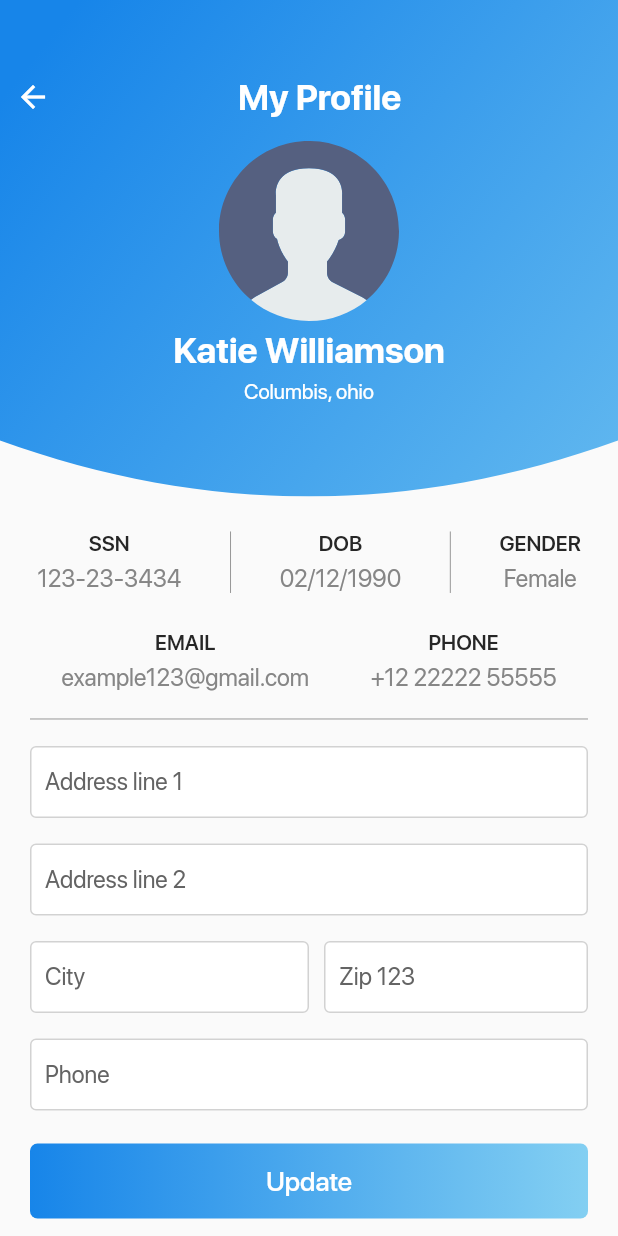
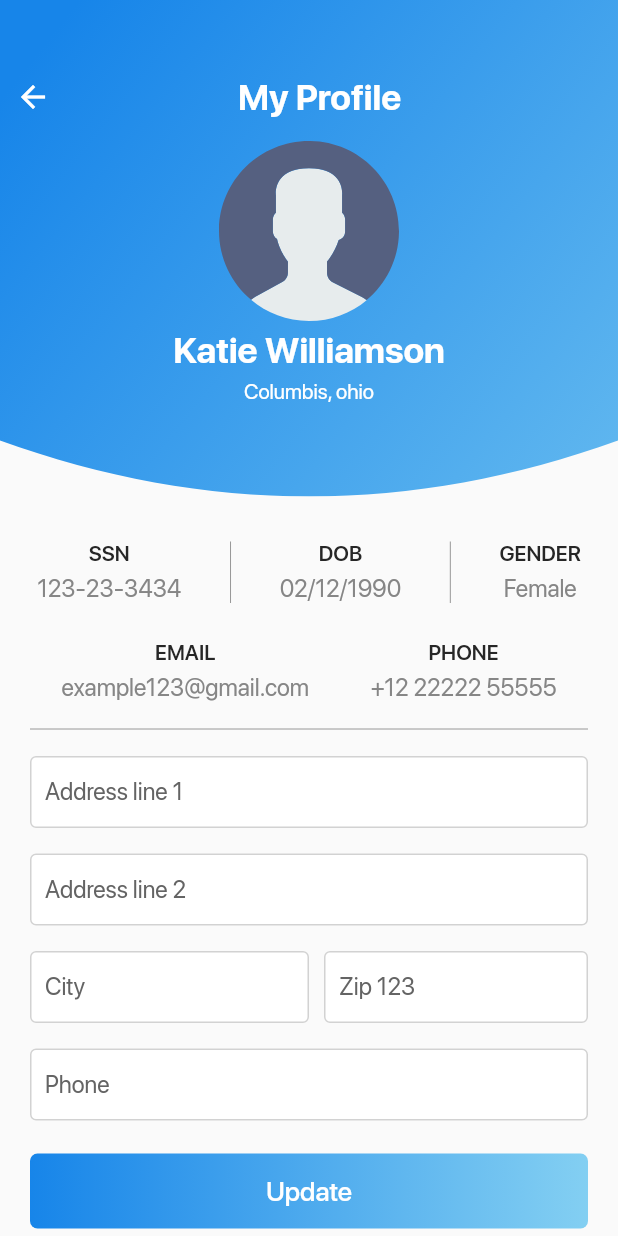
Before and after one commit to AkashMatlani/evv_plus, a Flutter app: the ProfileScreen screen opened directly, on a phone screen of 412 x 824 dp. Run offline on Flutter 3.47's test engine with Material 2 defaults, Android fonts, the phone set to English and light mode, and no system bars; our stand-ins replace connectivity, flutter_spinkit, flutter_svg, shared_preferences, simple_animations; accounts and stored records are empty; network calls fail.

Commit message:
ui modification

```diff
--- a/lib/Ui/CompletedNoteScreen.dart
+++ b/lib/Ui/CompletedNoteScreen.dart
@@ -114,7 +114,9 @@ class _CompletedNoteScreenState extends State<CompletedNoteScreen> {
                       ),
                     ),
                     SizedBox(width: 30),
-                    Container(
+                    Expanded(
+                      flex: 1,
+                      child: Container(
                         width: MediaQuery.of(context).size.width * 0.4,
                         height: 45,
                         decoration: BoxDecoration(
@@ -136,6 +138,7 @@ class _CompletedNoteScreenState extends State<CompletedNoteScreen> {
                               }
                             });
                           },
+                        ),
                       ),
                     )
                   ],
--- a/lib/Ui/ProfileScreen.dart
+++ b/lib/Ui/ProfileScreen.dart
@@ -24,9 +24,18 @@ class _ProfileScreenState extends State<ProfileScreen> {
   var _phoneController = TextEditingController();
 
   final Widget svg = new SvgPicture.asset(MyImage.profileHeaderBgImage);
-
+  MediaQueryData _mediaQueryData;
+  double screenWidth;
+  double screenHeight;
+  double blockSizeHorizontal;
+  double blockSizeVertical;
   @override
   Widget build(BuildContext context) {
+    _mediaQueryData = MediaQuery.of(context);
+    screenWidth = _mediaQueryData.size.width;
+    screenHeight = _mediaQueryData.size.height;
+    blockSizeHorizontal = screenWidth / 100;
+    blockSizeVertical = screenHeight / 100;
     return Scaffold(
       body: SingleChildScrollView(
         child: Stack(
@@ -39,7 +48,6 @@ class _ProfileScreenState extends State<ProfileScreen> {
                       SvgPicture.asset(MyImage.profileHeaderBgImage,
                           fit: BoxFit.fill),
                       Container(
-                          height: MediaQuery.of(context).size.height * 0.43,
                           child: Column(
                             children: [
                               SizedBox(height: 50),
@@ -91,11 +99,11 @@ class _ProfileScreenState extends State<ProfileScreen> {
                                         .copyWith(
                                             fontSize: 14, color: Colors.white)),
                               ),
-                              SizedBox(height: 10),
                             ],
                           ))
                     ],
                   ),
+                  SizedBox(height: 30,),
                   IntrinsicHeight(
                       child: Row(
                         mainAxisAlignment: MainAxisAlignment.spaceEvenly,
@@ -257,8 +265,8 @@ class _ProfileScreenState extends State<ProfileScreen> {
                           padding: EdgeInsets.fromLTRB(10, 5, 20, 0),
                           child: textFieldFor(LabelStr.lblZip, _zipController,
                               autocorrect: false,
-                              textCapitalization: TextCapitalization.none,
-                              keyboardType: TextInputType.streetAddress)),
+                              maxLength: 6,
+                              keyboardType: TextInputType.number)),
                     ],
                   ),
                   Container(
```
Also changed, not shown: lib/Ui/CarePlanCommentScreen.dart (+5 -2 lines), lib/Ui/CarePlanDetailsScreen.dart (+64 -25 lines), lib/Ui/DailyLivingTask.dart (+21 -2 lines), lib/Ui/PatientCommentScreen.dart (+5 -2 lines), lib/Ui/ScheduleScreen.dart (+5 -3 lines), lib/Ui/TaskWithDateDetailsScreen.dart (+12 -5 lines). Lines whose indentation alone changed are shown as unchanged.
